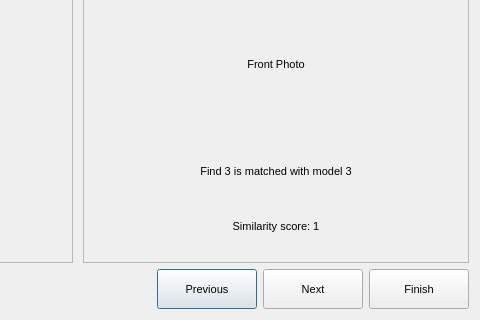
Qt form TestGUI/view/ui_files/validateMatching.ui (gupta-navya/archaeology_modelMatching) before a commit; both pictures show x 720 to 1200 and y 480 to 800 of the 1200 by 800 pixel window.
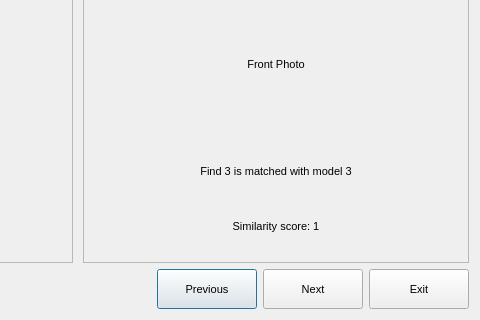
The same form after that commit.

Commit message:
change finish button to exit button
lines 462 464

Diff of the .ui file:
```diff
--- a/TestGUI/view/ui_files/validateMatching.ui
+++ b/TestGUI/view/ui_files/validateMatching.ui
@@ -461,7 +461,7 @@
           <item>
             <widget class="QPushButton" name="finish_button">
               <property name="text">
-                <string>Finish</string>
+                <string>Exit</string>
               </property>
               <property name="minimumSize">
                 <size>
```
Left out of the diff: 2 changed lines with no effect on the pictures.
